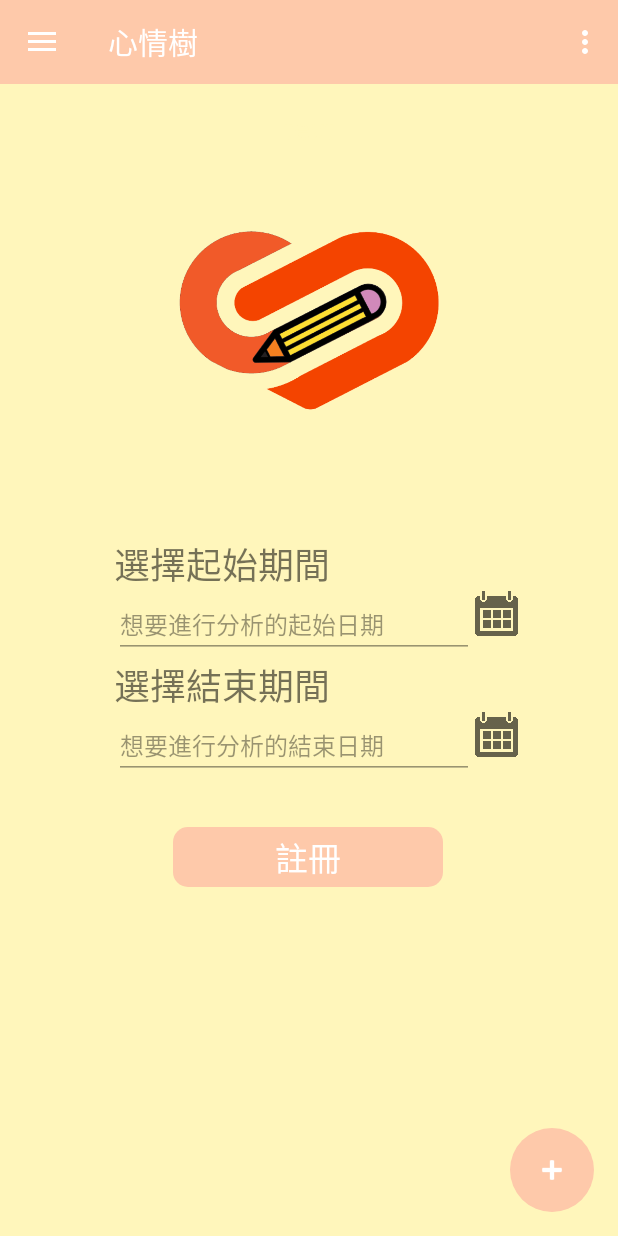
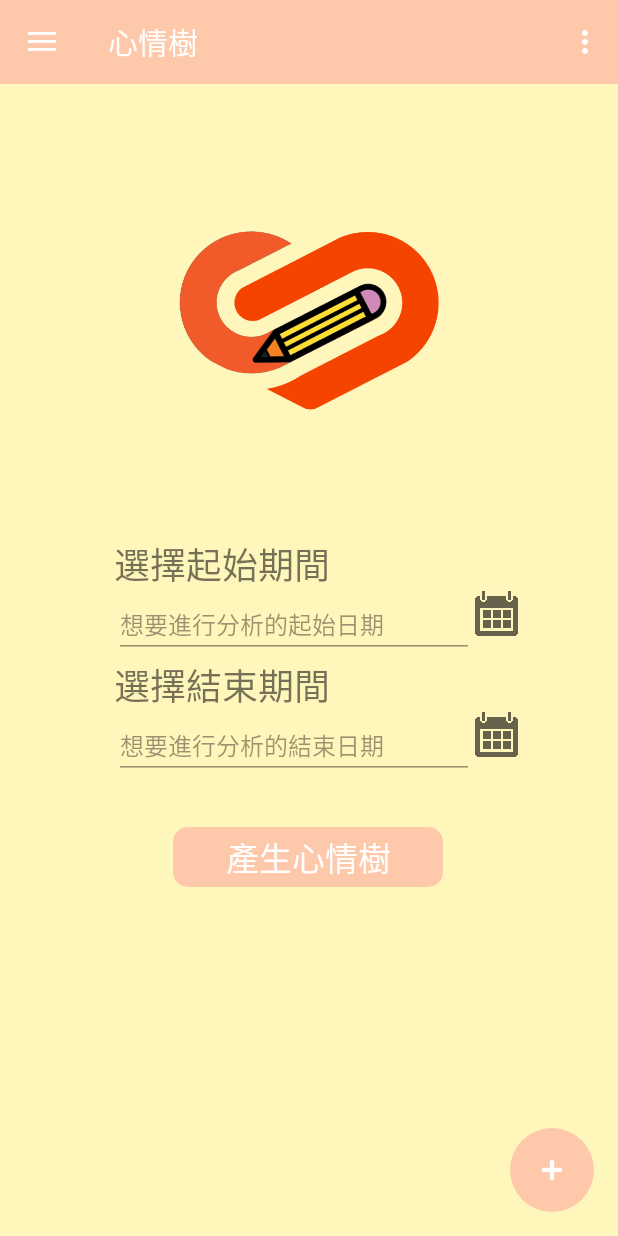
Before and after one commit to 110407SchoolProject/origin, an Android app: the treeFragmentSelectDate screen opened through its navigation route, on a phone screen of 412 x 824 dp. Run offline under Robolectric (Android 15) with nearby library versions, the phone set to English and light mode, and no system bars; our stand-ins replace Picasso, navigation-ui; libraries missing offline, so code that uses them is left out: com.facebook.stetho; pictures from the network do not load.

Commit message:
修改LABEL

```diff
--- a/app/src/main/res/layout/fragment_tree_select_date.xml
+++ b/app/src/main/res/layout/fragment_tree_select_date.xml
@@ -73,6 +73,7 @@
                     android:textColor="#66000000"
                     android:textColorHint="#66000000"
                     android:textSize="16sp"
+                    tools:ignore="TouchTargetSizeCheck"
                     tools:layout_editor_absoluteX="16dp"
                     tools:layout_editor_absoluteY="233dp" />
 
@@ -117,6 +118,7 @@
                     android:textColor="#66000000"
                     android:textColorHint="#66000000"
                     android:textSize="16sp"
+                    tools:ignore="TouchTargetSizeCheck"
                     tools:layout_editor_absoluteX="16dp"
                     tools:layout_editor_absoluteY="233dp" />
 
@@ -137,7 +139,7 @@
         android:background="@drawable/mainbtnpink"
         android:enabled="true"
         android:gravity="center_vertical|center_horizontal"
-        android:text="@string/make_register"
+        android:text="產生心情樹"
         android:textColor="#ffffff"
         android:textSize="22sp"
         app:layout_constraintBottom_toBottomOf="parent"
@@ -145,6 +147,7 @@
         app:layout_constraintHorizontal_bias="0.497"
         app:layout_constraintStart_toStartOf="parent"
         app:layout_constraintTop_toBottomOf="@+id/linearLayoutInTree"
-        app:layout_constraintVertical_bias="0.12" />
+        app:layout_constraintVertical_bias="0.12"
+        tools:ignore="TouchTargetSizeCheck" />
 
 </androidx.constraintlayout.widget.ConstraintLayout>
```
